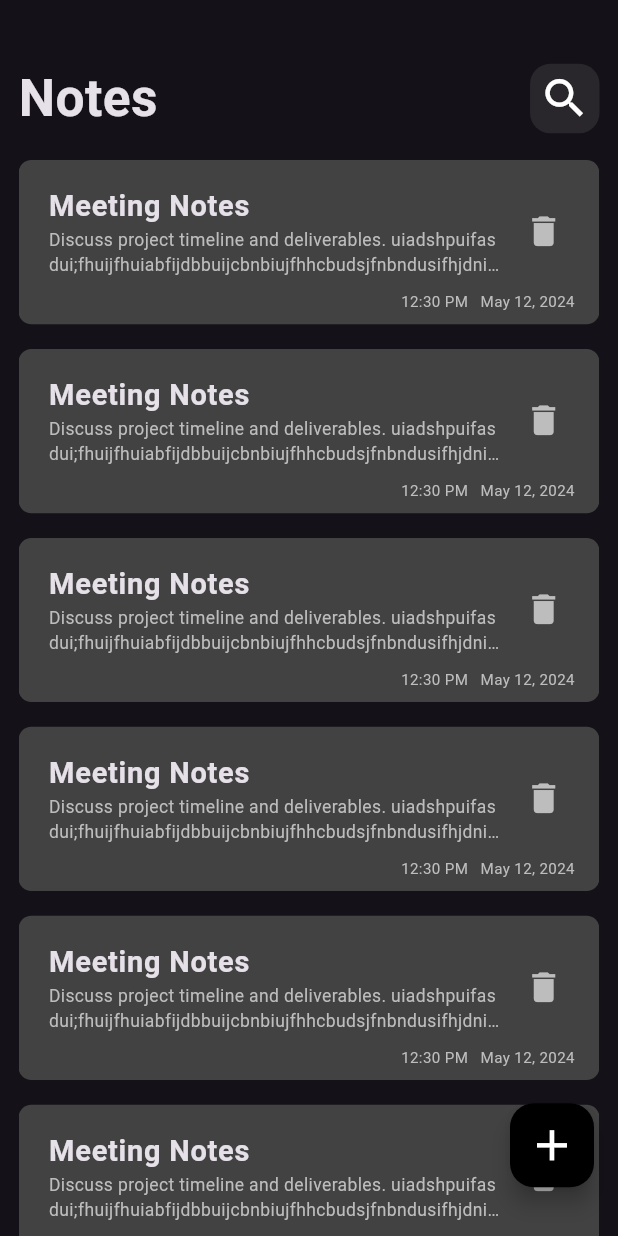
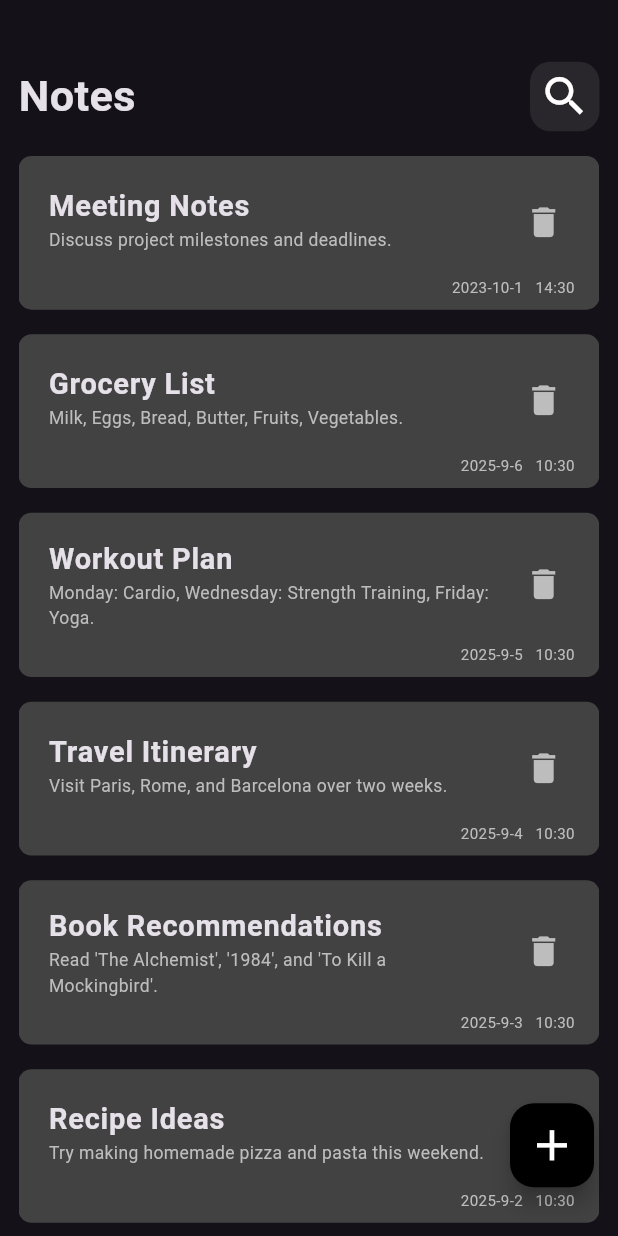
Before and after one commit to anas3654/notes_app, a Flutter app: the screen it shows after launch, on a phone screen of 412 x 824 dp. Run offline on Flutter 3.47's test engine with Material 3 defaults, Android fonts, the phone set to English and light mode, and no system bars; our stand-ins replace sizer.

Commit message:
finish UI

```diff
--- a/lib/main.dart
+++ b/lib/main.dart
@@ -1,5 +1,6 @@
 import 'package:flutter/material.dart';
 import 'package:note_app/views/home_views.dart';
+import 'package:note_app/views/note_details_view.dart';
 import 'package:sizer/sizer.dart';
 
 void main() {
@@ -17,9 +18,18 @@ class NoteApp extends StatelessWidget {
             title: 'Note Taking App',
             debugShowCheckedModeBanner: false,
             theme: ThemeData(
-              brightness: Brightness.dark
+              brightness: Brightness.dark,
+              textSelectionTheme: TextSelectionThemeData(
+                cursorColor: Colors.white,
+                selectionColor: Colors.white.withOpacity(0.3),
+                selectionHandleColor: Colors.white,
+              ),
             ),
-            home: HomeScreen()
+            home: HomeScreen(),
+          routes: {
+            '/home': (context) => const HomeScreen(),
+            '/noteDetails': (context) => NoteDetailsView(),
+          },
         );
     });
 
--- /dev/null
+++ b/lib/model/note_model.dart
@@ -0,0 +1,74 @@
+class NoteModel {
+  String title;
+  String content;
+  DateTime date;
+
+  NoteModel({required this.title, required this.content, required this.date});
+
+  Map<String, dynamic> toMap() {
+    return {
+      'title': title,
+      'content': content,
+      'date': date.toIso8601String(),
+    };
+  }
+
+  void update(
+      {required String? title,
+      required String? content,
+      required DateTime? date}) {
+    if (title != null) this.title = title;
+    if (content != null) this.content = content;
+    if (date != null) this.date = date;
+  }
+
+  factory NoteModel.fromMap(Map<String, dynamic> map) {
+    return NoteModel(
+      title: map['title'],
+      content: map['content'],
+      date: DateTime.parse(map['date']),
+    );
+  }
+}
+
+List<NoteModel> notes = [
+  NoteModel(
+      title: "Meeting Notes",
+      content: "Discuss project milestones and deadlines.",
+      date: DateTime(2023, 10, 1, 14, 30)),
+  NoteModel(
+    title: "Grocery List",
+    content: "Milk, Eggs, Bread, Butter, Fruits, Vegetables.",
+    date: DateTime.now().subtract(Duration(days: 2)),
+  ),
+  NoteModel(
+    title: "Workout Plan",
+    content: "Monday: Cardio, Wednesday: Strength Training, Friday: Yoga.",
+    date: DateTime.now().subtract(Duration(days: 3)),
+  ),
+  NoteModel(
+    title: "Travel Itinerary",
+    content: "Visit Paris, Rome, and Barcelona over two weeks.",
+    date: DateTime.now().subtract(Duration(days: 4)),
+  ),
+  NoteModel(
+    title: "Book Recommendations",
+    content: "Read 'The Alchemist', '1984', and 'To Kill a Mockingbird'.",
+    date: DateTime.now().subtract(Duration(days: 5)),
+  ),
+  NoteModel(
+    title: "Recipe Ideas",
+    content: "Try making homemade pizza and pasta this weekend.",
+    date: DateTime.now().subtract(Duration(days: 6)),
+  ),
+  NoteModel(
+    title: "Meeting Notes",
+    content: "Discuss project milestones and deadlines.",
+    date: DateTime.now().subtract(Duration(days: 1)),
+  ),
+  NoteModel(
+    title: "Grocery List",
+    content: "Milk, Eggs, Bread, Butter, Fruits, Vegetables.",
+    date: DateTime.now().subtract(Duration(days: 2)),
+  ),
+];
--- a/lib/widgets/custom_app_bar.dart
+++ b/lib/widgets/custom_app_bar.dart
@@ -13,7 +13,7 @@ class CustomAppBar extends StatelessWidget {
       children: [
         Text(
           'Notes',
-          style: TextStyle(fontSize: 24.sp, fontWeight: FontWeight.bold),
+          style: TextStyle(fontSize: 22.sp, fontWeight: FontWeight.bold),
         ),
         CustomSearchIcon(),
       ],
--- a/lib/widgets/note_item.dart
+++ b/lib/widgets/note_item.dart
@@ -1,9 +1,16 @@
 import 'package:flutter/material.dart';
 import 'package:sizer/sizer.dart';
 
-class NoteItem extends StatelessWidget {
+import '../model/note_model.dart';
+
+class NoteItem extends StatefulWidget {
   const NoteItem({super.key});
 
+  @override
+  State<NoteItem> createState() => _NoteItemState();
+}
+
+class _NoteItemState extends State<NoteItem> {
   @override
   Widget build(BuildContext context) {
     return Expanded(
@@ -11,7 +18,11 @@ class NoteItem extends StatelessWidget {
         physics: BouncingScrollPhysics(),
         padding: EdgeInsets.only(top: 2.h),
         itemBuilder: (context, index) {
-          return Container(
+          return GestureDetector(
+            onTap: (){
+              Navigator.pushNamed(context, '/noteDetails',arguments: notes[index] );
+            },
+            child: Container(
               padding: EdgeInsets.only(top: 1.h, left: 1.w, bottom: 1.h),
               decoration: BoxDecoration(
                 color: Colors.grey.shade800,
@@ -22,14 +33,14 @@ class NoteItem extends StatelessWidget {
                 children: [
                   ListTile(
                     title: Text(
-                    'Meeting Notes',
+                      notes[index].title,
                       style: TextStyle(
                         fontSize: 18.sp,
                         fontWeight: FontWeight.bold,
                       ),
                     ),
                     subtitle: Text(
-                    'Discuss project timeline and deliverables. uiadshpuifasdui;fhuijfhuiabfijdbbuijcbnbiujfhhcbudsjfnbndusifhjdnihfbui',
+                      notes[index].content,
                       maxLines: 2,
                       overflow: TextOverflow.ellipsis,
                       style: TextStyle(
@@ -38,7 +49,10 @@ class NoteItem extends StatelessWidget {
                       ),
                     ),
                     trailing: GestureDetector(
-                    onTap: () {},
+                      onTap: () {
+                        notes.removeAt(index);
+                        setState(() {});
+                      },
                       child: Icon(
                         Icons.delete,
                         color: Colors.grey.shade400,
@@ -52,7 +66,7 @@ class NoteItem extends StatelessWidget {
                       mainAxisAlignment: MainAxisAlignment.end,
                       children: [
                         Text(
-                        "12:30 PM",
+                          "${notes[index].date.year}-${notes[index].date.month}-${notes[index].date.day}",
                           style: TextStyle(
                               fontSize: 13.sp, color: Colors.grey.shade400),
                         ),
@@ -60,7 +74,7 @@ class NoteItem extends StatelessWidget {
                           width: 2.w,
                         ),
                         Text(
-                        "May 12, 2024",
+                          "${notes[index].date.hour}:${notes[index].date.minute}",
                           style: TextStyle(
                               fontSize: 13.sp, color: Colors.grey.shade400),
                         ),
@@ -69,6 +83,7 @@ class NoteItem extends StatelessWidget {
                   ),
                 ],
               ),
+            ),
           );
         },
         separatorBuilder: (context, index) {
@@ -76,7 +91,7 @@ class NoteItem extends StatelessWidget {
             height: 2.h,
           );
         },
-        itemCount: 10,
+        itemCount: notes.length,
       ),
     );
   }
```
Also changed, not shown: lib/views/note_details_view.dart (added, +43 -0 lines), lib/widgets/custom_floating_action_button.dart (+7 -1 lines), lib/widgets/custom_text_note_field.dart (added, +29 -0 lines). Lines whose indentation alone changed are shown as unchanged.
